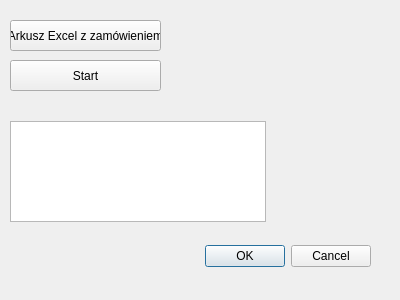
Qt form import_do_sql.ui (Fastus001/Zamowienia) before a commit.
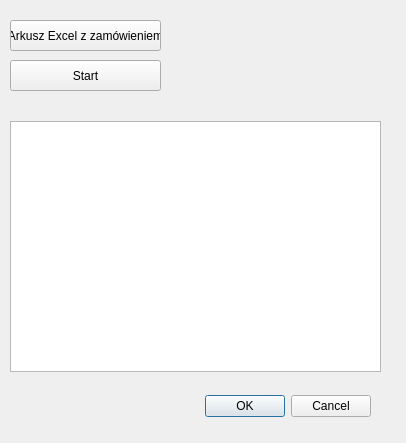
The same form after that commit.

```diff
--- a/import_do_sql.ui
+++ b/import_do_sql.ui
@@ -6,8 +6,8 @@
    <rect>
     <x>0</x>
     <y>0</y>
-    <width>400</width>
-    <height>300</height>
+    <width>406</width>
+    <height>443</height>
    </rect>
   </property>
   <property name="windowTitle">
@@ -17,7 +17,7 @@
    <property name="geometry">
     <rect>
      <x>30</x>
-     <y>240</y>
+     <y>390</y>
      <width>341</width>
      <height>32</height>
     </rect>
@@ -34,8 +34,8 @@
     <rect>
      <x>10</x>
      <y>121</y>
-     <width>256</width>
-     <height>101</height>
+     <width>371</width>
+     <height>251</height>
     </rect>
    </property>
   </widget>
```
